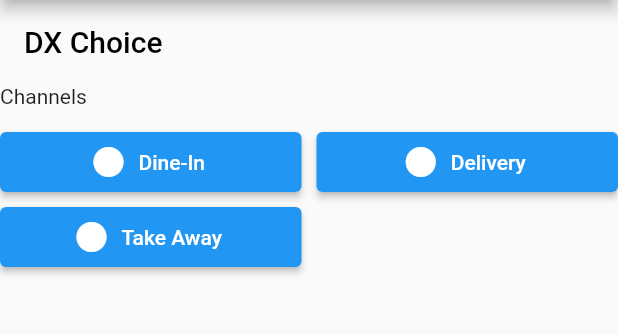
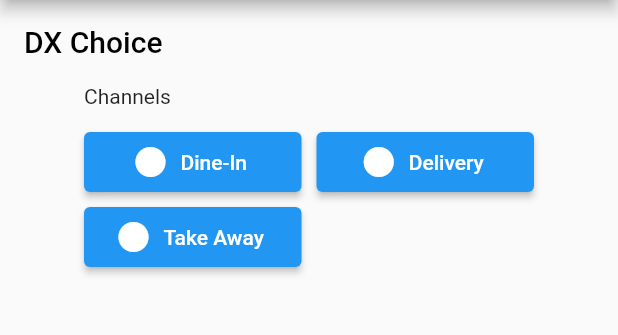
Before and after one commit to DalangLy/pos_platform_widgets, a Flutter app: the DXChoicePage screen opened by its route, on a phone screen of 412 x 824 dp, the part 84-419 px from its top. Run offline on Flutter 3.47's test engine with Material 2 defaults, Android fonts, the light colour scheme and no system bars; our stand-ins replace auto_route.

Commit message:
fixed bugs

```diff
--- a/lib/routes/router.dart
+++ b/lib/routes/router.dart
@@ -32,12 +32,11 @@ import '../screens/dx_table_order_list_page.dart';
         AutoRoute(
           path: 'dx-loading-dialog',
           page: DXLoadingDialogPage,
-          //initial: true,
+          initial: true,
         ),
         AutoRoute(
           path: 'dx-number-pad',
           page: DXNumberPadPage,
-          initial: true,
         ),
         AutoRoute(
           path: 'dx-table',
--- a/lib/screens/dx_choice_page.dart
+++ b/lib/screens/dx_choice_page.dart
@@ -17,6 +17,8 @@ class DXChoicePage extends StatelessWidget {
       ),
       body: SafeArea(
         child: Center(
+          child: SizedBox(
+            width: 300,
             child: DXChoice(
               title: const Text('Channels'),
               children: <Widget>[
@@ -27,6 +29,7 @@ class DXChoicePage extends StatelessWidget {
             ),
           ),
         ),
+      ),
     );
   }
 }
--- a/lib/screens/dx_modifier_page.dart
+++ b/lib/screens/dx_modifier_page.dart
@@ -18,6 +18,8 @@ class DXModifierPage extends StatelessWidget {
       ),
       body: SafeArea(
         child: Center(
+          child: SizedBox(
+            width: 600,
             child: DXModifier(
               title: const Text('Modifier'),
               index: 1,
@@ -40,6 +42,7 @@ class DXModifierPage extends StatelessWidget {
             ),
           ),
         ),
+      ),
     );
   }
 }
--- a/lib/screens/dx_variation_list_page.dart
+++ b/lib/screens/dx_variation_list_page.dart
@@ -18,6 +18,8 @@ class DXVariationListPage extends StatelessWidget {
       ),
       body: SafeArea(
         child: Center(
+          child: SizedBox(
+            width: 600,
             child: DXVariationList(
               title: const Text('Variation*'),
               children: [
@@ -39,6 +41,7 @@ class DXVariationListPage extends StatelessWidget {
             ),
           ),
         ),
+      ),
     );
   }
 }
```
Also changed, not shown: lib/routes/router.gr.dart. Lines whose indentation alone changed are shown as unchanged.
